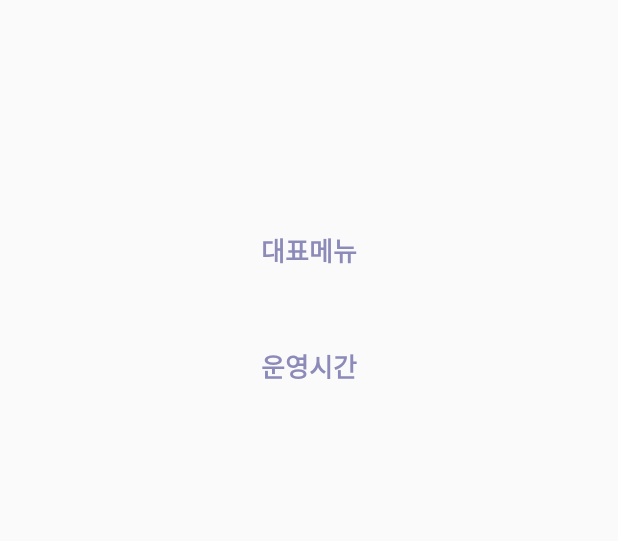
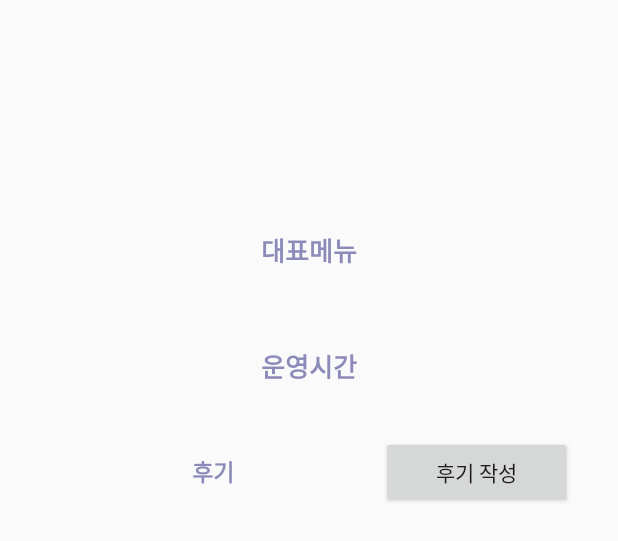
Before and after one commit to dldbdud314/2020-ss-software-contest, an Android app: the layout item_store.xml on its own in the app's theme, with its tools: preview values and no code run, on a phone screen of 412 x 824 dp. Shown: the top 541 px of the screen. Run offline under Robolectric (Android 15) with nearby library versions, the phone set to English and light mode, and no system bars.

Commit message:
댓글 기능-ing

```diff
--- a/capstone/app/src/main/java/com/example/capstone/StoreInfoAdapter.java
+++ b/capstone/app/src/main/java/com/example/capstone/StoreInfoAdapter.java
@@ -3,6 +3,8 @@ import android.annotation.SuppressLint;
 import android.app.Activity;
 import androidx.annotation.NonNull;
 import androidx.recyclerview.widget.RecyclerView;
+
+import android.content.Intent;
 import android.view.LayoutInflater;
 import android.view.View;
 import android.view.ViewGroup;
--- a/capstone/app/src/main/res/layout/item_store.xml
+++ b/capstone/app/src/main/res/layout/item_store.xml
@@ -63,5 +63,28 @@
             android:layout_height="wrap_content"
             android:layout_margin="7dp"
             android:layout_marginBottom="20dp"/>
-
+        <LinearLayout
+            android:layout_width="match_parent"
+            android:layout_height="wrap_content"
+            android:orientation="horizontal">
+            <TextView
+                android:text="후기"
+                android:textSize="15dp"
+                android:textColor="#8c8ab8"
+                android:textStyle="bold"
+                android:gravity="center"
+                android:layout_weight="5"
+                android:layout_width="wrap_content"
+                android:layout_height="wrap_content"/>
+            <Button
+                android:id="@+id/reviewBtn"
+                android:layout_weight="1"
+                android:layout_width="wrap_content"
+                android:layout_height="wrap_content"
+                android:text="후기 작성" />
+        </LinearLayout>
+        <ListView
+            android:id="@+id/reviewList"
+            android:layout_width="match_parent"
+            android:layout_height="wrap_content"/>
 </LinearLayout>
```
Also changed, not shown: capstone/app/src/main/java/com/example/capstone/ReviewAdapter.java (added, +54 -0 lines), capstone/app/src/main/java/com/example/capstone/ReviewData.java (added, +25 -0 lines), capstone/app/src/main/res/layout/item_review.xml (added, +39 -0 lines).
